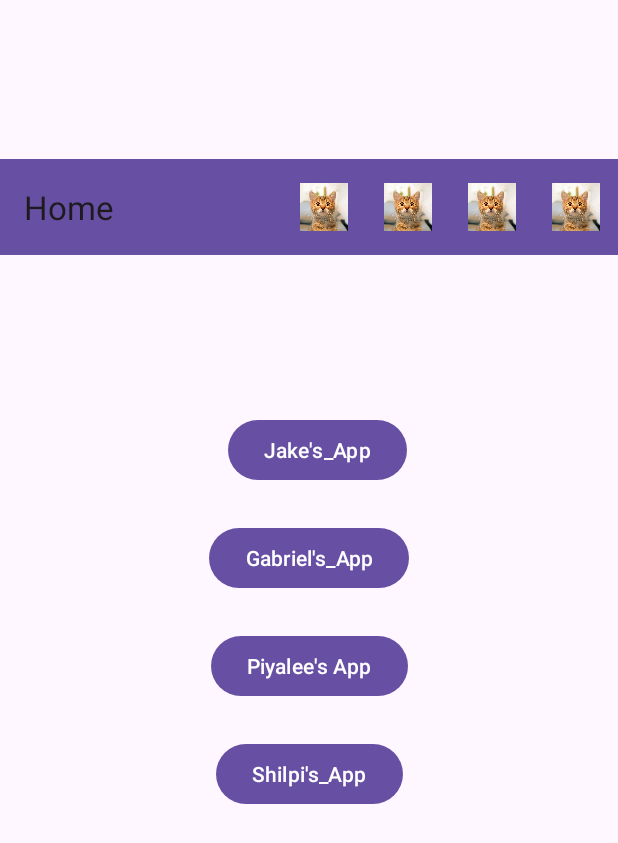
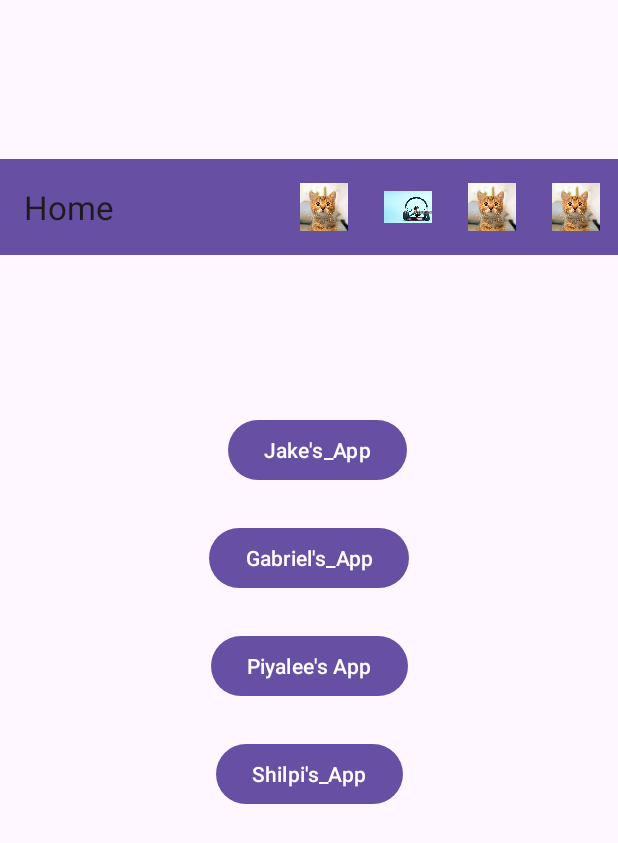
Before and after one commit to cyche12/android_group_project, an Android app: the screen it shows after launch (MainActivity), on a phone screen of 412 x 824 dp. Shown: the top 843 px of the screen. Run offline under Robolectric (Android 15) with nearby library versions, the phone set to English and light mode, and no system bars.

Commit message:
Current working version
Signed-off-by: cyche12 <141588141+cyche12@users.noreply.github.com>

```diff
--- a/app/src/main/res/menu/my_menu.xml
+++ b/app/src/main/res/menu/my_menu.xml
@@ -11,7 +11,7 @@
     <item
         android:id="@+id/item2"
         android:title="@string/Shilpi_Link"
-        android:icon="@drawable/cat_5646889_640"
+        android:icon="@drawable/song"
         app:showAsAction="always"/>
 
     <item
```
